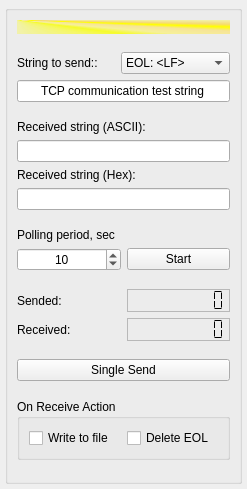
Qt form tcpworkview.ui (igorf7/DeviceLinkTest) before a commit.
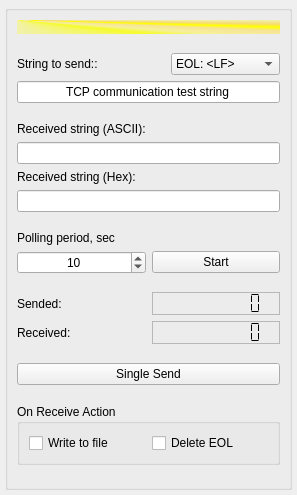
The same form after that commit.

```diff
--- a/tcpworkview.ui
+++ b/tcpworkview.ui
@@ -6,8 +6,8 @@
    <rect>
     <x>0</x>
     <y>0</y>
-    <width>247</width>
-    <height>489</height>
+    <width>297</width>
+    <height>495</height>
    </rect>
   </property>
   <property name="windowTitle">
```
